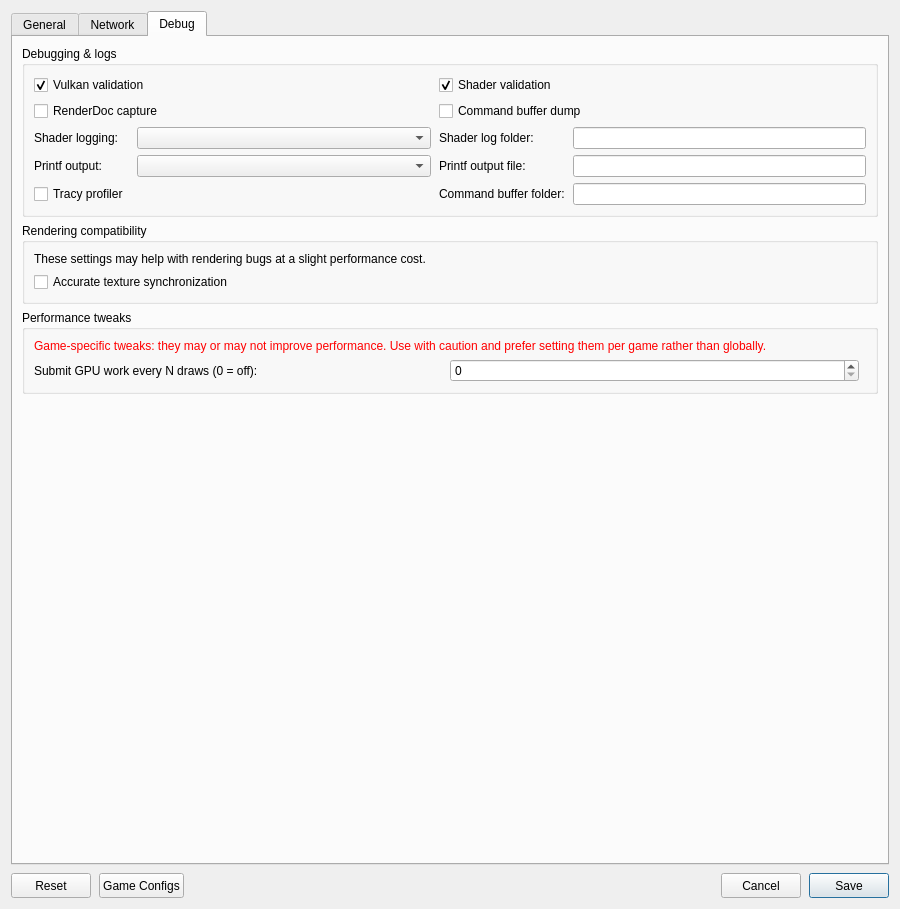
Above: src/launcher/forms/configuration_edit_dialog.ui from TheCruZ/KytyPS5-GTA before the change. Below: the same form after it.
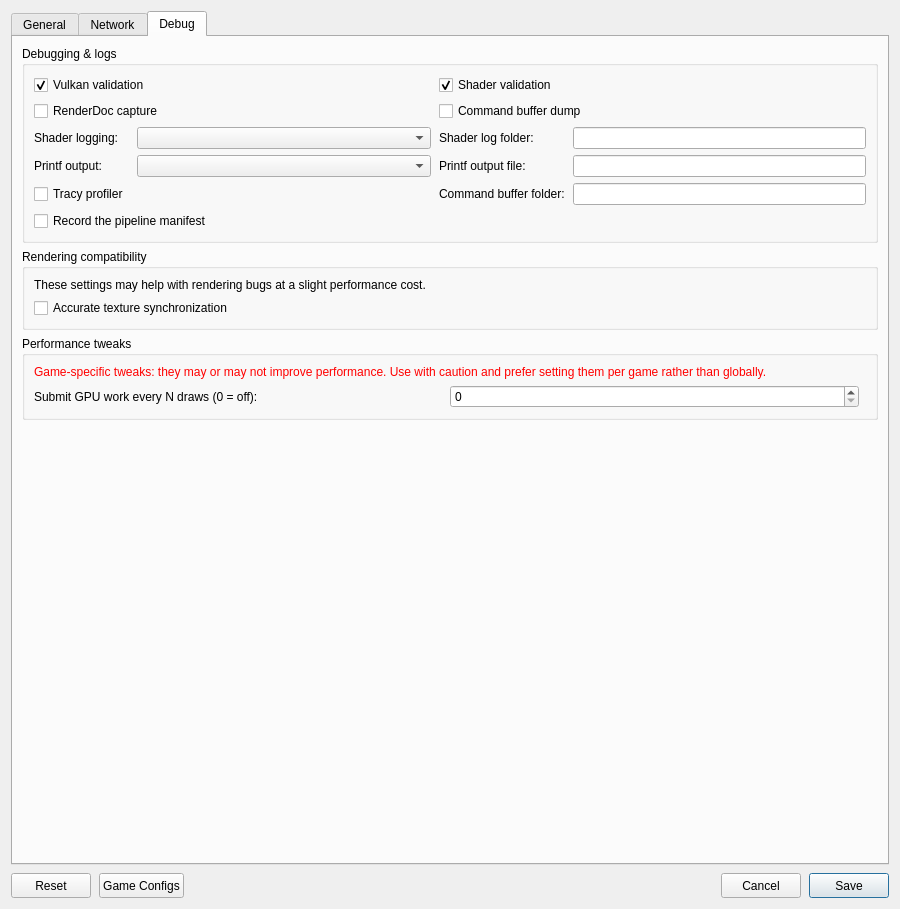
That is the form after the change. The open tabs and pages were chosen to show the change. Custom widgets are drawn as their Qt base class.

Commit message: pipeline: create the modules and pipelines of a per-title manifest at boot

Diff of the .ui file:
```diff
--- a/src/launcher/forms/configuration_edit_dialog.ui
+++ b/src/launcher/forms/configuration_edit_dialog.ui
@@ -569,6 +569,12 @@
             <property name="clearButtonEnabled"><bool>true</bool></property>
            </widget>
           </item>
+          <item row="5" column="0" colspan="2">
+           <widget class="QCheckBox" name="checkBox_record_pipeline_manifest">
+            <property name="toolTip"><string>Add the shaders and pipelines this session compiles to the game's pipeline manifest (_PipelineCache), which later cold starts compile while the game loads.</string></property>
+            <property name="text"><string>Record the pipeline manifest</string></property>
+           </widget>
+          </item>
          </layout>
         </widget>
        </item>
```
The commit also changes 14 other files.
